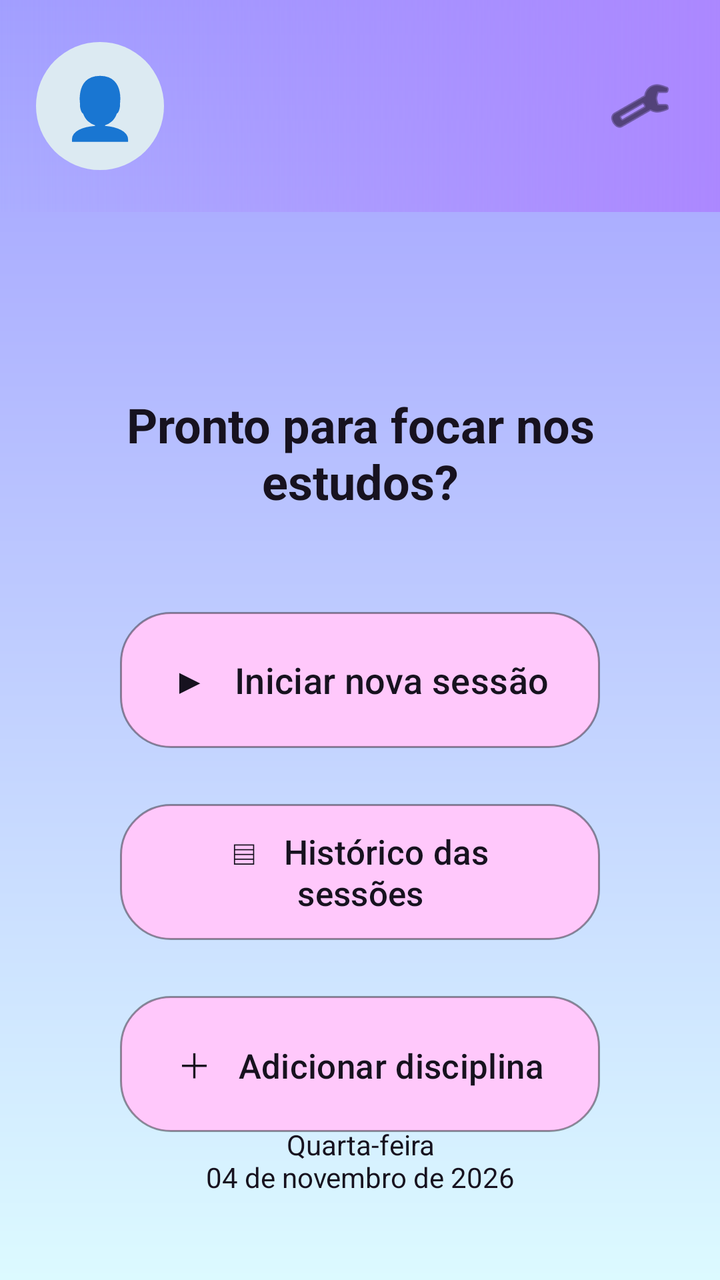
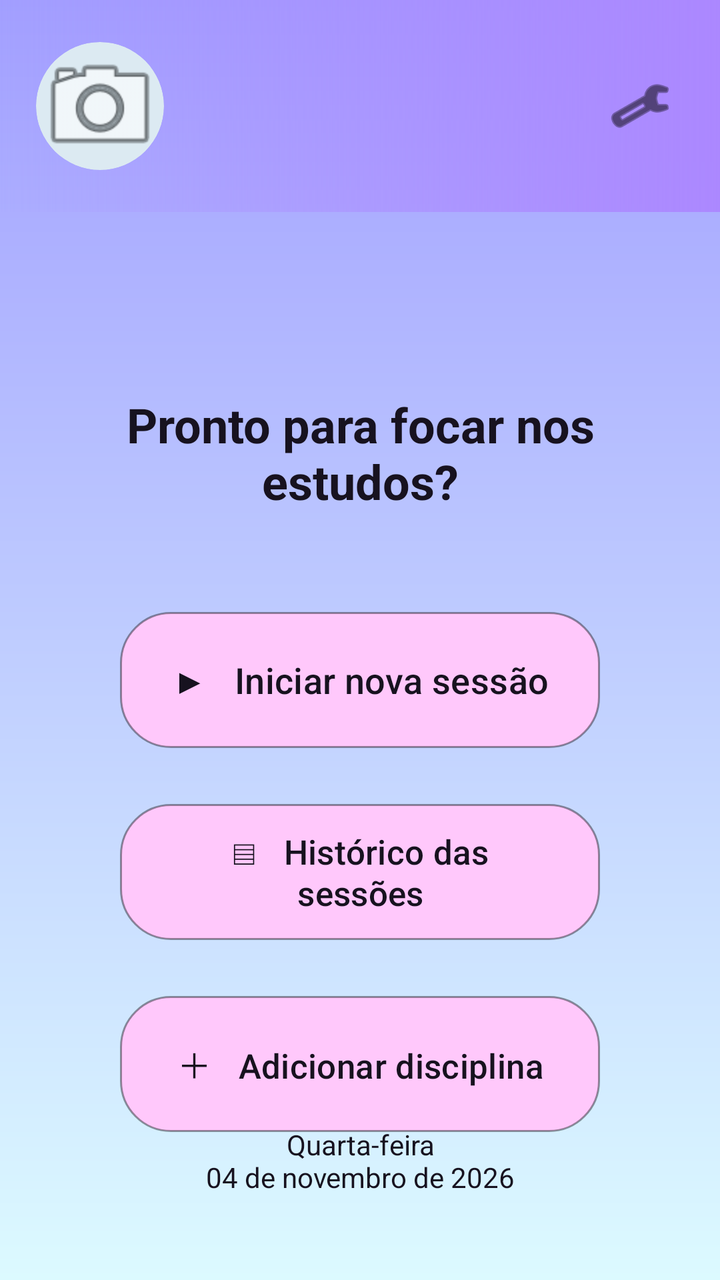

Two renders of the same Android screen: before a commit and after it. Below are the layout's source before the change and the commit's diff.
<!-- AndroidManifest.xml: application theme Theme.FocaAi -->
<!-- res/layout/activity_principal.xml -->
<?xml version="1.0" encoding="utf-8"?>
<androidx.constraintlayout.widget.ConstraintLayout
    android:id="@+id/main"
    xmlns:android="http://schemas.android.com/apk/res/android"
    xmlns:app="http://schemas.android.com/apk/res-auto"
    xmlns:tools="http://schemas.android.com/tools"
    android:layout_width="match_parent"
    android:layout_height="match_parent"
    android:background="@drawable/bg_foca_gradient"
    tools:context=".activities.PrincipalActivity">

    <androidx.constraintlayout.widget.ConstraintLayout
        android:id="@+id/headerPrincipal"
        android:layout_width="0dp"
        android:layout_height="106dp"
        android:background="@drawable/bg_header_foca"
        app:layout_constraintTop_toTopOf="parent"
        app:layout_constraintStart_toStartOf="parent"
        app:layout_constraintEnd_toEndOf="parent">

        <TextView
            android:id="@+id/txtAvatar"
            android:layout_width="64dp"
            android:layout_height="64dp"
            android:background="@drawable/bg_avatar_foca"
            android:gravity="center"
            android:text="👤"
            android:textSize="30sp"
            app:layout_constraintStart_toStartOf="parent"
            app:layout_constraintTop_toTopOf="parent"
            app:layout_constraintBottom_toBottomOf="parent"
            android:layout_marginStart="18dp" />

        <TextView
            android:id="@+id/txtOlaUsuario"
            android:layout_width="wrap_content"
            android:layout_height="wrap_content"
            android:layout_marginStart="18dp"
            android:textColor="@color/foca_text"
            android:textSize="22sp"
            android:textStyle="bold"
            app:layout_constraintBottom_toBottomOf="@id/txtAvatar"
            app:layout_constraintStart_toEndOf="@id/txtAvatar"
            app:layout_constraintTop_toTopOf="@id/txtAvatar" />

        <ImageButton
            android:id="@+id/btnConfiguracoesPrincipal"
            android:layout_width="48dp"
            android:layout_height="48dp"
            android:background="@android:color/transparent"
            android:contentDescription="Configurações"
            android:src="@android:drawable/ic_menu_preferences"
            app:tint="@color/foca_text"
            app:layout_constraintEnd_toEndOf="parent"
            app:layout_constraintTop_toTopOf="parent"
            app:layout_constraintBottom_toBottomOf="parent"
            android:layout_marginEnd="16dp" />
    </androidx.constraintlayout.widget.ConstraintLayout>

    <TextView
        android:id="@+id/txtBoasVindasPrincipal"
        android:layout_width="0dp"
        android:layout_height="wrap_content"
        android:layout_marginStart="28dp"
        android:layout_marginEnd="28dp"
        android:layout_marginTop="90dp"
        android:gravity="center"
        android:text="Pronto para focar nos estudos?"
        android:textColor="@color/foca_text"
        android:textSize="24sp"
        android:textStyle="bold"
        app:layout_constraintTop_toBottomOf="@id/headerPrincipal"
        app:layout_constraintStart_toStartOf="parent"
        app:layout_constraintEnd_toEndOf="parent" />

    <Button
        android:id="@+id/btnIniciarNovaSessao"
        android:layout_width="0dp"
        android:layout_height="68dp"
        android:layout_marginStart="60dp"
        android:layout_marginTop="200dp"
        android:layout_marginEnd="60dp"
        android:background="@drawable/button_foca_pink"
        android:text="▶   Iniciar nova sessão"
        android:textAllCaps="false"
        android:textColor="@color/foca_text"
        android:textSize="18sp"
        app:backgroundTint="@null"
        app:layout_constraintEnd_toEndOf="parent"
        app:layout_constraintStart_toStartOf="parent"
        app:layout_constraintTop_toBottomOf="@id/headerPrincipal" />

    <Button
        android:id="@+id/btnHistoricoSessoes"
        android:layout_width="0dp"
        android:layout_height="68dp"
        android:layout_marginStart="60dp"
        android:layout_marginEnd="60dp"
        android:layout_marginTop="28dp"
        android:background="@drawable/button_foca_pink"
        android:text="▤   Histórico das sessões"
        android:textAllCaps="false"
        android:textColor="@color/foca_text"
        android:textSize="17sp"
        app:backgroundTint="@null"
        app:layout_constraintTop_toBottomOf="@id/btnIniciarNovaSessao"
        app:layout_constraintStart_toStartOf="parent"
        app:layout_constraintEnd_toEndOf="parent" />

    <Button
        android:id="@+id/btnAdicionarDisciplinaPrincipal"
        android:layout_width="0dp"
        android:layout_height="68dp"
        android:layout_marginStart="60dp"
        android:layout_marginEnd="60dp"
        android:layout_marginTop="28dp"
        android:background="@drawable/button_foca_pink"
        android:text="＋   Adicionar disciplina"
        android:textAllCaps="false"
        android:textColor="@color/foca_text"
        android:textSize="17sp"
        app:backgroundTint="@null"
        app:layout_constraintTop_toBottomOf="@id/btnHistoricoSessoes"
        app:layout_constraintStart_toStartOf="parent"
        app:layout_constraintEnd_toEndOf="parent" />

    <TextView
        android:id="@+id/txtDataPrincipal"
        android:layout_width="wrap_content"
        android:layout_height="wrap_content"
        android:layout_marginBottom="42dp"
        android:gravity="center"
        android:text="Quarta-feira\n04 de novembro de 2026"
        android:textColor="@color/foca_text"
        android:textSize="14sp"
        app:layout_constraintBottom_toBottomOf="parent"
        app:layout_constraintStart_toStartOf="parent"
        app:layout_constraintEnd_toEndOf="parent" />

</androidx.constraintlayout.widget.ConstraintLayout>
<!-- resources referenced by this layout -->
<resources>
  <color name="foca_text">#17121F</color>
  <!-- drawable bg_avatar_foca (drawable) -->
  <?xml version="1.0" encoding="utf-8"?>
  <shape xmlns:android="http://schemas.android.com/apk/res/android" android:shape="oval">
      <solid android:color="#DCEAF2" />
  </shape>
  <!-- drawable bg_foca_gradient (drawable) -->
  <?xml version="1.0" encoding="utf-8"?>
  <shape xmlns:android="http://schemas.android.com/apk/res/android" android:shape="rectangle">
      <gradient android:angle="270" android:startColor="#A29FFF" android:endColor="#DCFAFF" android:type="linear" />
  </shape>
  <!-- drawable bg_header_foca (drawable) -->
  <?xml version="1.0" encoding="utf-8"?>
  <shape xmlns:android="http://schemas.android.com/apk/res/android" android:shape="rectangle">
      <gradient android:angle="0" android:startColor="#00B957FF" android:endColor="#AB87FF" android:type="linear" />
  </shape>
  <!-- drawable button_foca_pink (drawable) -->
  <?xml version="1.0" encoding="utf-8"?>
  <shape xmlns:android="http://schemas.android.com/apk/res/android" android:shape="rectangle">
      <solid android:color="#FFC8FB" />
      <corners android:radius="25dp" />
      <stroke android:width="1dp" android:color="#66000000" />
  </shape>
  <style name="Theme.FocaAi" parent="Base.Theme.FocaAi" />
  <style name="Base.Theme.FocaAi" parent="Theme.Material3.DayNight.NoActionBar">
          
          
      </style>
</resources>

<!-- the commit's change to res/layout/activity_principal.xml (unified diff, before → after) -->
@@ -1,9 +1,9 @@
 <?xml version="1.0" encoding="utf-8"?>
 <androidx.constraintlayout.widget.ConstraintLayout
-    android:id="@+id/main"
     xmlns:android="http://schemas.android.com/apk/res/android"
     xmlns:app="http://schemas.android.com/apk/res-auto"
     xmlns:tools="http://schemas.android.com/tools"
+    android:id="@+id/main"
     android:layout_width="match_parent"
     android:layout_height="match_parent"
     android:background="@drawable/bg_foca_gradient"
@@ -18,14 +18,15 @@
         app:layout_constraintStart_toStartOf="parent"
         app:layout_constraintEnd_toEndOf="parent">
 
-        <TextView
+        <ImageView
             android:id="@+id/txtAvatar"
             android:layout_width="64dp"
             android:layout_height="64dp"
             android:background="@drawable/bg_avatar_foca"
-            android:gravity="center"
-            android:text="👤"
-            android:textSize="30sp"
+            android:src="@android:drawable/ic_menu_camera"
+            android:scaleType="centerCrop"
+            android:clipToOutline="true"
+            android:contentDescription="Foto do perfil"
             app:layout_constraintStart_toStartOf="parent"
             app:layout_constraintTop_toTopOf="parent"
             app:layout_constraintBottom_toBottomOf="parent"
